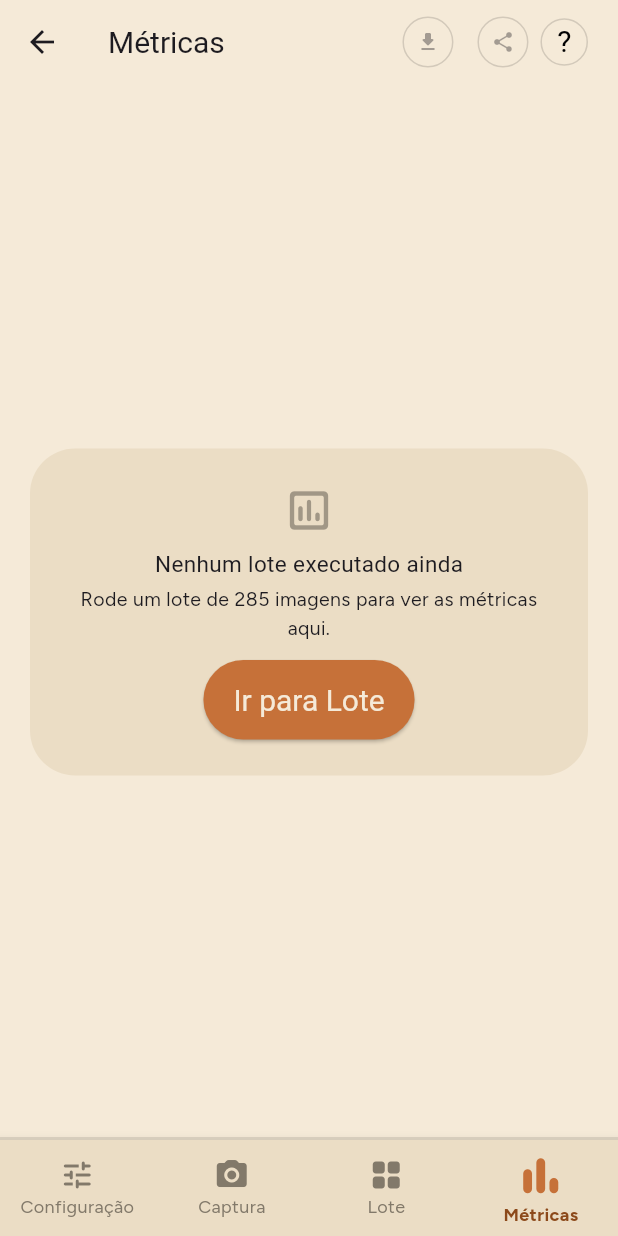
After one commit to AndreessaLopes/TCC, a Flutter app: the MetricsPage screen opened by its route, on a phone screen of 412 x 824 dp. The commit adds this screen. Run offline on Flutter 3.47's test engine with Material 3 defaults, Android fonts, the phone set to English and light mode, and no system bars; our stand-ins replace google_fonts, image_picker, share_plus; Roboto replaces fonts that are missing (Caprasimo).

Commit message:
feat: adicionar página de métricas e implementar armazenamento de métricas em memória

```diff
--- a/cafescan/lib/main.dart
+++ b/cafescan/lib/main.dart
@@ -1,6 +1,7 @@
 import 'package:cafescan/pages/BatchesPage.dart';
 import 'package:cafescan/pages/CapturePage.dart';
 import 'package:cafescan/pages/HomePage.dart';
+import 'package:cafescan/pages/MetricsPage.dart';
 import 'package:cafescan/pages/StartPage.dart';
 import 'package:cafescan/theme/CoffeTheme.dart';
 import 'package:flutter/material.dart';
@@ -17,6 +18,7 @@ void main() {
         '/home': (context) => const HomePage(),
         '/capture': (context) => const CapturePage(),
         '/batch': (context) => const BatchesPage(),
+        '/metrics': (context) => const MetricsPage(),
       },
     ),
   );
--- /dev/null
+++ b/cafescan/lib/pages/MetricsPage.dart
@@ -0,0 +1,428 @@
+import 'dart:io';
+import 'package:cafescan/theme/CoffeFonts.dart';
+import 'package:cafescan/theme/MetricsStore.dart';
+import 'package:cafescan/widgets/ModalHelp.dart';
+import 'package:flutter/material.dart';
+import 'package:path_provider/path_provider.dart';
+import 'package:share_plus/share_plus.dart';
+import '../theme/CoffeColors.dart';
+import '../widgets/NavBar.dart';
+
+class MetricsPage extends StatefulWidget {
+  const MetricsPage({super.key});
+
+  @override
+  State<MetricsPage> createState() => _MetricsPageState();
+}
+
+class _MetricsPageState extends State<MetricsPage> {
+  List<LastRun> get runs => MetricsStore.instance.runs;
+
+  bool get hasRuns => runs.isNotEmpty;
+  LastRun get lastRun => runs.first;
+
+  List<(String, double)> get chartBars => !hasRuns
+      ? const []
+      : [(lastRun.configLabel, double.tryParse(lastRun.avgLatencyMs) ?? 0)];
+
+  String _buildCsv() {
+    final rows = [
+      [
+        'timestamp',
+        'modelo',
+        'delegate',
+        'imagens',
+        'latencia_media_ms',
+        'desvio_padrao_ms',
+        'ram_mb',
+        'temperatura_c',
+        'bateria_consumida_pct',
+      ],
+    ];
+    for (final r in runs) {
+      rows.add([
+        r.timestamp,
+        r.configLabel.split(' · ').first,
+        r.delegate,
+        '${r.imagesTotal}',
+        r.avgLatencyMs,
+        r.stdDevMs,
+        '${r.ramMB}',
+        r.tempC,
+        r.batteryUsedPct,
+      ]);
+    }
+    return rows.map((r) => r.join(',')).join('\n');
+  }
+
+  String _buildReportText() {
+    final r = lastRun;
+    return 'CaféScan — relatório de lote\n${r.configLabel}\n${r.imagesTotal} imagens\n'
+        'Latência média: ${r.avgLatencyMs} ms (σ ${r.stdDevMs} ms)\n'
+        'RAM: ${r.ramMB} MB\nTemperatura: ${r.tempC}°C (+${r.tempDelta}°C)\n'
+        'Bateria consumida: ${r.batteryUsedPct}%';
+  }
+
+  Future<void> _downloadCsv() async {
+    if (!hasRuns) return;
+    final dir = await getTemporaryDirectory();
+    final file = File('${dir.path}/metricas_cafescan.csv');
+    await file.writeAsString(_buildCsv());
+    await Share.shareXFiles([
+      XFile(file.path),
+    ], text: 'Métricas CaféScan (CSV)');
+  }
+
+  Future<void> _shareReport() async {
+    if (!hasRuns) return;
+    await Share.share(_buildReportText());
+  }
+
+  @override
+  Widget build(BuildContext context) {
+    return Scaffold(
+      backgroundColor: CoffeColors.bg,
+      appBar: AppBar(
+        backgroundColor: CoffeColors.bg,
+        title: Text(
+          'Métricas',
+          style: CoffeFonts.primaryText.copyWith(fontSize: 20),
+        ),
+        actions: [
+          IconButton(
+            onPressed: hasRuns ? _downloadCsv : null,
+            icon: Container(
+              padding: const EdgeInsets.all(8),
+              decoration: BoxDecoration(
+                shape: BoxShape.circle,
+                border: Border.all(color: CoffeColors.divider),
+              ),
+              child: const Icon(Icons.download_rounded, size: 16),
+            ),
+          ),
+          IconButton(
+            onPressed: hasRuns ? _shareReport : null,
+            icon: Container(
+              padding: const EdgeInsets.all(8),
+              decoration: BoxDecoration(
+                shape: BoxShape.circle,
+                border: Border.all(color: CoffeColors.divider),
+              ),
+              child: const Icon(Icons.share_rounded, size: 16),
+            ),
+          ),
+          GestureDetector(
+            onTap: () => ModalHelp.showHelpDialog(context),
+            child: Padding(
+              padding: const EdgeInsets.only(right: 20),
+              child: Container(
+                padding: const EdgeInsets.all(10),
+                decoration: BoxDecoration(
+                  shape: BoxShape.circle,
+                  border: Border.all(color: CoffeColors.divider, width: 1),
+                ),
+                child: Text(
+                  '?',
+                  style: CoffeFonts.primaryText.copyWith(
+                    fontSize: 20,
+                    color: Colors.black,
+                  ),
+                ),
+              ),
+            ),
+          ),
+        ],
+      ),
+      bottomNavigationBar: const NavBar(currentIndex: 3),
+      body: !hasRuns
+          ? _emptyState(context)
+          : SingleChildScrollView(
+              padding: const EdgeInsets.all(20),
+              child: Column(
+                crossAxisAlignment: CrossAxisAlignment.start,
+                children: [
+                  Container(
+                    width: double.infinity,
+                    padding: const EdgeInsets.all(16),
+                    decoration: BoxDecoration(
+                      color: CoffeColors.accent100,
+                      borderRadius: BorderRadius.circular(30),
+                    ),
+                    child: Column(
+                      crossAxisAlignment: CrossAxisAlignment.start,
+                      children: [
+                        Text(
+                          'ÚLTIMA EXECUÇÃO',
+                          style: TextStyle(
+                            fontSize: 11,
+                            color: CoffeColors.accent600,
+                            letterSpacing: 1.3,
+                          ),
+                        ),
+                        const SizedBox(height: 4),
+                        Text(
+                          lastRun.configLabel,
+                          style: CoffeFonts.primaryText.copyWith(
+                            fontSize: 16,
+                            color: CoffeColors.accent800,
+                          ),
+                        ),
+                        const SizedBox(height: 2),
+                        Text(
+                          '${lastRun.imagesTotal} imagens · ${lastRun.timestamp}',
+                          style: CoffeFonts.normalText.copyWith(fontSize: 13),
+                        ),
+                      ],
+                    ),
+                  ),
+                  const SizedBox(height: 14),
+
+                  GridView.count(
+                    crossAxisCount: 2,
+                    shrinkWrap: true,
+                    physics: const NeverScrollableScrollPhysics(),
+                    mainAxisSpacing: 10,
+                    crossAxisSpacing: 10,
+                    childAspectRatio: 1.5,
+                    children: [
+                      _metricCard(
+                        'Latência média',
+                        '${lastRun.avgLatencyMs} ms',
+                        'σ ${lastRun.stdDevMs} ms',
+                      ),
+                      _metricCard(
+                        'RAM',
+                        '${lastRun.ramMB} MB',
+                        'pico do processo',
+                      ),
+                      _metricCard(
+                        'Temperatura',
+                        '${lastRun.tempC}°C',
+                        '+${lastRun.tempDelta}°C no lote',
+                      ),
+                      _metricCard(
+                        'Bateria',
+                        '-${lastRun.batteryUsedPct}%',
+                        'consumida no lote',
+                      ),
+                    ],
+                  ),
+                  const SizedBox(height: 14),
+
+                  Container(
+                    width: double.infinity,
+                    padding: const EdgeInsets.all(16),
+                    decoration: BoxDecoration(
+                      color: CoffeColors.surface,
+                      borderRadius: BorderRadius.circular(30),
+                    ),
+                    child: Column(
+                      crossAxisAlignment: CrossAxisAlignment.start,
+                      children: [
+                        Text(
+                          'LATÊNCIA POR CONFIGURAÇÃO (MS)',
+                          style: TextStyle(
+                            fontSize: 11,
+                            color: CoffeColors.accent600,
+                            letterSpacing: 1.3,
+                          ),
+                        ),
+                        const SizedBox(height: 12),
+                        ...chartBars.map((c) => _chartRow(c.$1, c.$2)),
+                      ],
+                    ),
+                  ),
+                  const SizedBox(height: 20),
+
+                  Text(
+                    'Histórico de lotes',
+                    style: CoffeFonts.primaryText.copyWith(
+                      fontSize: 15,
+                      color: CoffeColors.neutral600,
+                    ),
+                  ),
+                  const SizedBox(height: 8),
+                  ...runs.map(
+                    (h) => Container(
+                      margin: const EdgeInsets.only(bottom: 8),
+                      padding: const EdgeInsets.all(14),
+                      decoration: BoxDecoration(
+                        color: CoffeColors.surface,
+                        borderRadius: BorderRadius.circular(30),
+                      ),
+                      child: Row(
+                        mainAxisAlignment: MainAxisAlignment.spaceBetween,
+                        children: [
+                          Column(
+                            crossAxisAlignment: CrossAxisAlignment.start,
+                            children: [
+                              Text(
+                                h.configLabel,
+                                style: CoffeFonts.primaryText.copyWith(
+                                  fontSize: 14,
+                                ),
+                              ),
+                              Text(
+                                '${h.timestamp} · ${h.avgLatencyMs} ms · ${h.ramMB} MB',
+                                style: CoffeFonts.normalText.copyWith(
+                                  fontSize: 11,
+                                  color: CoffeColors.neutral600,
+                                ),
+                              ),
+                            ],
+                          ),
+                          Container(
+                            padding: const EdgeInsets.symmetric(
+                              horizontal: 10,
+                              vertical: 4,
+                            ),
+                            decoration: BoxDecoration(
+                              borderRadius: BorderRadius.circular(999),
+                              color: h.delegate == 'GPU'
+                                  ? CoffeColors.accent2_100
+                                  : CoffeColors.accent100,
+                            ),
+                            child: Text(
+                              h.delegate,
+                              style: TextStyle(
+                                fontSize: 10.5,
+                                color: h.delegate == 'GPU'
+                                    ? CoffeColors.accent2_700
+                                    : CoffeColors.accent800,
+                              ),
+                            ),
+                          ),
+                        ],
+                      ),
+                    ),
+                  ),
+                ],
+              ),
+            ),
+    );
+  }
+
+  Widget _metricCard(String label, String value, String sub) {
+    return Container(
+      padding: const EdgeInsets.all(14),
+      decoration: BoxDecoration(
+        color: CoffeColors.surface,
+        borderRadius: BorderRadius.circular(30),
+      ),
+      child: Column(
+        crossAxisAlignment: CrossAxisAlignment.start,
+        children: [
+          Text(
+            label.toUpperCase(),
+            style: TextStyle(
+              fontSize: 11,
+              color: CoffeColors.accent600,
+              letterSpacing: 1.3,
+            ),
+          ),
+          const SizedBox(height: 4),
+          Text(
+            value,
+            style: CoffeFonts.primaryText.copyWith(
+              fontWeight: FontWeight.bold,
+              fontSize: 18,
+            ),
+          ),
+          const SizedBox(height: 2),
+          Text(
+            sub,
+            style: CoffeFonts.normalText.copyWith(
+              fontSize: 10.5,
+              color: CoffeColors.neutral600,
+            ),
+          ),
+        ],
+      ),
+    );
+  }
+
+  Widget _chartRow(String label, double ms) {
+    final maxMs = 60.0;
+    final pct = (ms / maxMs).clamp(0.05, 1.0);
+    return Padding(
+      padding: const EdgeInsets.only(bottom: 8),
+      child: Row(
+        children: [
+          SizedBox(
+            width: 90,
+            child: Text(
+              label,
+              style: CoffeFonts.normalText.copyWith(
+                fontSize: 11,
+                color: CoffeColors.neutral600,
+              ),
+              overflow: TextOverflow.ellipsis,
+            ),
+          ),
+          Expanded(
+            child: ClipRRect(
+              borderRadius: BorderRadius.circular(999),
+              child: LinearProgressIndicator(
+                value: pct,
+                minHeight: 14,
+                backgroundColor: CoffeColors.neutral200,
+                color: CoffeColors.accent,
+              ),
+            ),
+          ),
+          const SizedBox(width: 8),
+          SizedBox(
+            width: 44,
+            child: Text(
+              '${ms.toStringAsFixed(0)}ms',
+              textAlign: TextAlign.right,
+              style: CoffeFonts.modelFileText.copyWith(fontSize: 11.5),
+            ),
+          ),
+        ],
+      ),
+    );
+  }
+
+  Widget _emptyState(BuildContext context) {
+    return Padding(
+      padding: const EdgeInsets.all(20),
+      child: Center(
+        child: Container(
+          padding: const EdgeInsets.all(24),
+          decoration: BoxDecoration(
+            color: CoffeColors.surface,
+            borderRadius: BorderRadius.circular(30),
+          ),
+          child: Column(
+            mainAxisSize: MainAxisSize.min,
+            children: [
+              Icon(
+                Icons.insert_chart_outlined_rounded,
+                size: 34,
+                color: CoffeColors.neutral500,
+              ),
+              const SizedBox(height: 8),
+              Text(
+                'Nenhum lote executado ainda',
+                style: CoffeFonts.primaryText.copyWith(fontSize: 15),
+              ),
+              const SizedBox(height: 4),
+              Text(
+                'Rode um lote de 285 imagens para ver as métricas aqui.',
+                textAlign: TextAlign.center,
+                style: CoffeFonts.normalText.copyWith(fontSize: 13),
+              ),
+              const SizedBox(height: 12),
+              ElevatedButton(
+                onPressed: () =>
+                    Navigator.pushReplacementNamed(context, '/batch'),
+                child: const Text('Ir para Lote'),
+              ),
+            ],
+          ),
+        ),
+      ),
+    );
+  }
+}
--- /dev/null
+++ b/cafescan/lib/theme/MetricsStore.dart
@@ -0,0 +1,36 @@
+/// Shared in-memory store for batch run metrics.
+/// Simple singleton so BatchesPage and MetricsPage see the same data
+/// without wiring a full state-management package.
+class LastRun {
+  final String configLabel;
+  final String delegate;
+  final int imagesTotal;
+  final String timestamp;
+  final String avgLatencyMs;
+  final String stdDevMs;
+  final int ramMB;
+  final String tempC;
+  final String tempDelta;
+  final String batteryUsedPct;
+  const LastRun({
+    required this.configLabel,
+    required this.delegate,
+    required this.imagesTotal,
+    required this.timestamp,
+    required this.avgLatencyMs,
+    required this.stdDevMs,
+    required this.ramMB,
+    required this.tempC,
+    required this.tempDelta,
+    required this.batteryUsedPct,
+  });
+}
+
+class MetricsStore {
+  MetricsStore._();
+  static final MetricsStore instance = MetricsStore._();
+
+  final List<LastRun> runs = [];
+
+  void addRun(LastRun run) => runs.insert(0, run);
+}
--- a/cafescan/pubspec.yaml
+++ b/cafescan/pubspec.yaml
@@ -36,6 +36,8 @@ dependencies:
   cupertino_icons: ^1.0.8
   google_fonts: ^8.2.1
   image_picker: ^1.2.3
+  share_plus: ^13.3.0
+  path_provider: ^2.1.6
 
 dev_dependencies:
   flutter_test:
```
Also changed, not shown: cafescan/lib/pages/BatchesPage.dart (+33 -5 lines), cafescan/pubspec.lock.
